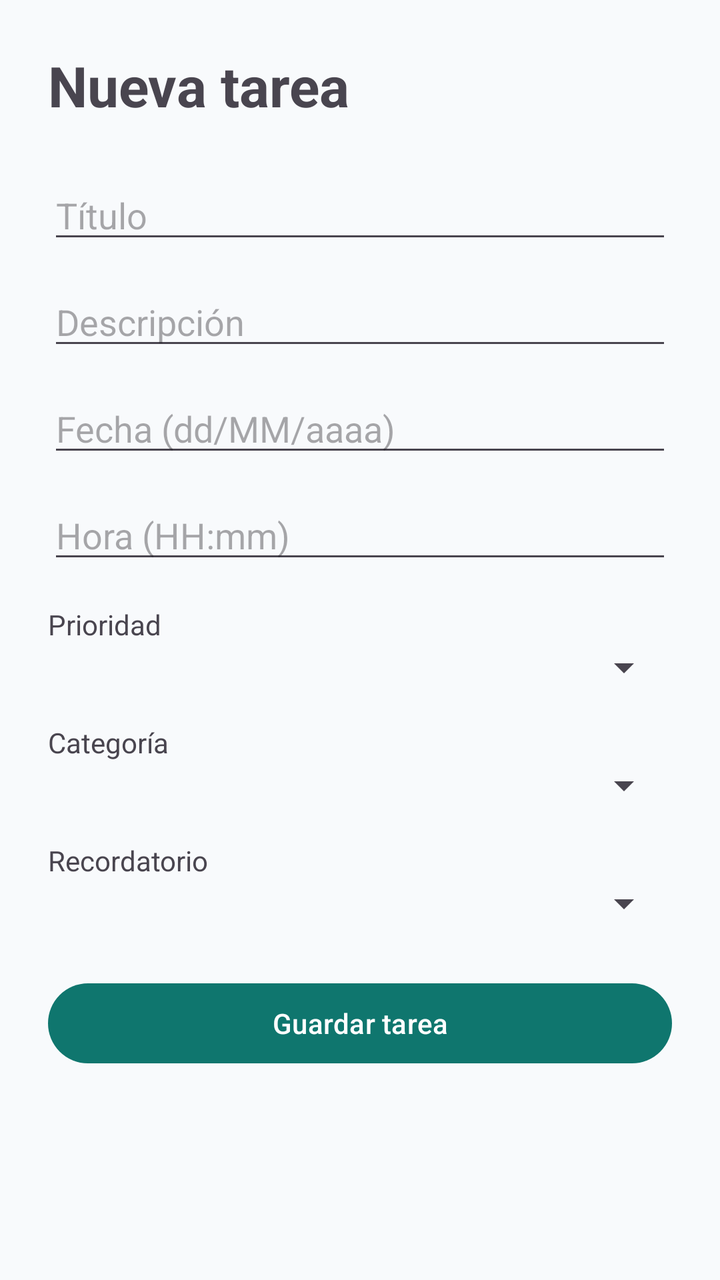
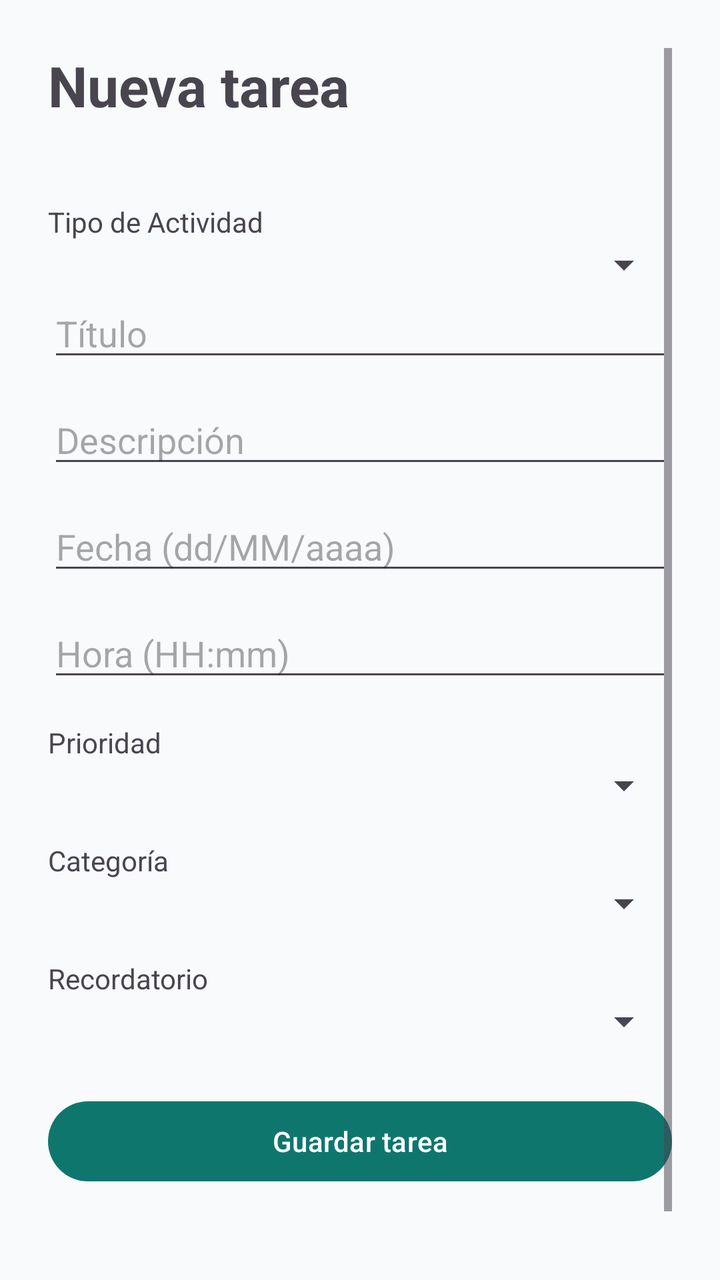

Two renders of the same Android screen: before a commit and after it. Below are the layout's source before the change and the commit's diff.
<!-- AndroidManifest.xml: application theme Theme.OrganizaMe -->
<!-- res/layout/actividad_nueva_tarea.xml -->
<?xml version="1.0" encoding="utf-8"?>
<androidx.constraintlayout.widget.ConstraintLayout
    xmlns:android="http://schemas.android.com/apk/res/android"
    xmlns:app="http://schemas.android.com/apk/res-auto"
    xmlns:tools="http://schemas.android.com/tools"
    android:layout_width="match_parent"
    android:layout_height="match_parent"
    android:padding="24dp"
    tools:context=".NuevaTareaActividad">

    <ScrollView
        android:layout_width="0dp"
        android:layout_height="0dp"
        android:fillViewport="true"
        app:layout_constraintTop_toTopOf="parent"
        app:layout_constraintBottom_toBottomOf="parent"
        app:layout_constraintStart_toStartOf="parent"
        app:layout_constraintEnd_toEndOf="parent">

        <LinearLayout
            android:layout_width="match_parent"
            android:layout_height="wrap_content"
            android:orientation="vertical"
            android:paddingBottom="32dp">

            <TextView
                android:layout_width="wrap_content"
                android:layout_height="wrap_content"
                android:text="Nueva tarea"
                android:textSize="28sp"
                android:textStyle="bold"
                android:layout_marginBottom="24dp" />

            <EditText
                android:id="@+id/tituloTarea"
                android:layout_width="match_parent"
                android:layout_height="wrap_content"
                android:hint="Título" />

            <EditText
                android:id="@+id/descripcionTarea"
                android:layout_width="match_parent"
                android:layout_height="wrap_content"
                android:hint="Descripción"
                android:layout_marginTop="12dp" />

            <EditText
                android:id="@+id/fechaTarea"
                android:layout_width="match_parent"
                android:layout_height="wrap_content"
                android:hint="Fecha (dd/MM/aaaa)"
                android:inputType="date"
                android:layout_marginTop="12dp" />

            <EditText
                android:id="@+id/horaTarea"
                android:layout_width="match_parent"
                android:layout_height="wrap_content"
                android:hint="Hora (HH:mm)"
                android:inputType="time"
                android:layout_marginTop="12dp" />

            <TextView
                android:layout_width="wrap_content"
                android:layout_height="wrap_content"
                android:layout_marginTop="16dp"
                android:text="Prioridad" />

            <Spinner
                android:id="@+id/prioridadTarea"
                android:layout_width="match_parent"
                android:layout_height="wrap_content" />

            <TextView
                android:layout_width="wrap_content"
                android:layout_height="wrap_content"
                android:layout_marginTop="16dp"
                android:text="Categoría" />

            <Spinner
                android:id="@+id/categoriaTarea"
                android:layout_width="match_parent"
                android:layout_height="wrap_content" />

            <TextView
                android:layout_width="wrap_content"
                android:layout_height="wrap_content"
                android:layout_marginTop="16dp"
                android:text="Recordatorio" />

            <Spinner
                android:id="@+id/recordatorioTarea"
                android:layout_width="match_parent"
                android:layout_height="wrap_content" />

            <Button
                android:id="@+id/btnGuardarTarea"
                android:layout_width="match_parent"
                android:layout_height="wrap_content"
                android:layout_marginTop="24dp"
                android:text="Guardar tarea" />

        </LinearLayout>

    </ScrollView>

</androidx.constraintlayout.widget.ConstraintLayout>
<!-- resources referenced by this layout -->
<resources>
  <style name="Theme.OrganizaMe" parent="Theme.Material3.DayNight.NoActionBar">
          <item name="colorPrimary">@color/primary</item>
          <item name="colorPrimaryDark">@color/primary_dark</item>
          <item name="colorSecondary">@color/secondary</item>
          <item name="android:windowLightStatusBar">true</item>
          <item name="android:navigationBarColor">@color/background</item>
          <item name="android:windowBackground">@color/background</item>
      </style>
  <color name="primary">#0F766E</color>
  <color name="primary_dark">#134E4A</color>
  <color name="secondary">#2563EB</color>
  <color name="background">#F8FAFC</color>
</resources>

<!-- the commit's change to res/layout/actividad_nueva_tarea.xml (unified diff, before → after) -->
@@ -30,6 +30,17 @@
                 android:textSize="28sp"
                 android:textStyle="bold"
                 android:layout_marginBottom="24dp" />
+
+            <TextView
+                android:layout_width="wrap_content"
+                android:layout_height="wrap_content"
+                android:layout_marginTop="16dp"
+                android:text="Tipo de Actividad" />
+
+            <Spinner
+                android:id="@+id/tipoActividad"
+                android:layout_width="match_parent"
+                android:layout_height="wrap_content" />
 
             <EditText
                 android:id="@+id/tituloTarea"
